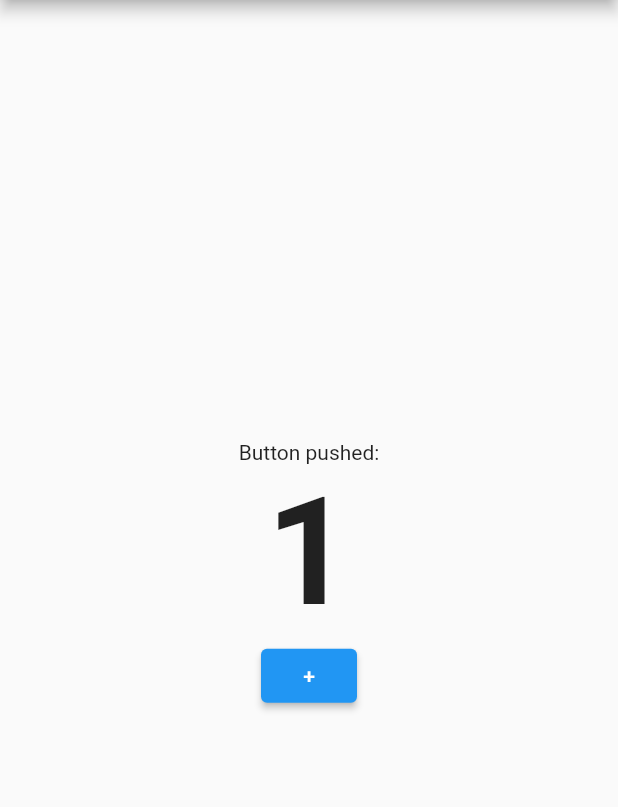
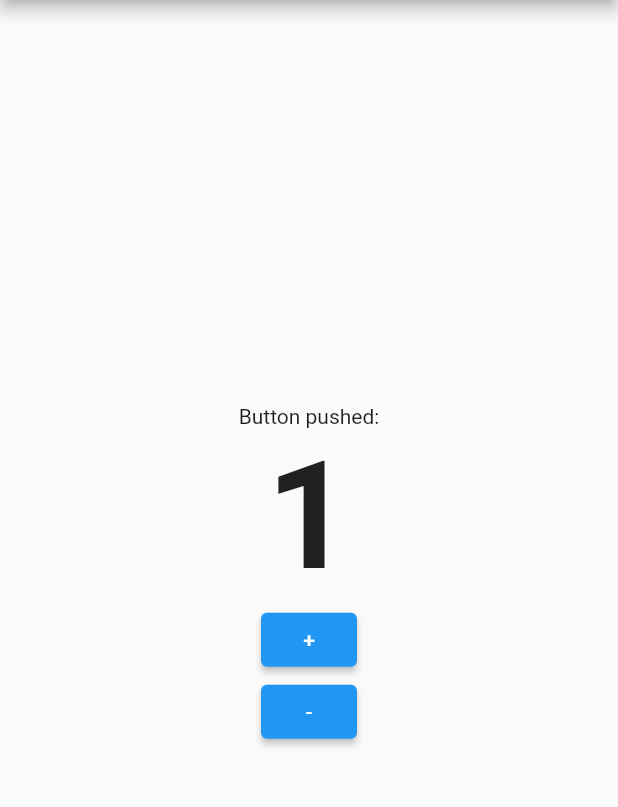
Before and after one commit to MoAfiq/bloc_besquare, a Flutter app: the screen it shows after launch, after a tap on an icon or button, on a phone screen of 412 x 824 dp, the part 84-891 px from its top. Run offline on Flutter 3.47's test engine with Material 2 defaults, Android fonts, the phone set to English and light mode, and no system bars; our stand-ins replace flutter_bloc.

```diff
--- a/lib/main.dart
+++ b/lib/main.dart
@@ -36,8 +36,22 @@ class _HomePageState extends State<HomePage> {
         title: Text('Flutter Demo'),
         centerTitle: true,
       ),
-      body: BlocBuilder<CounterCubit, int>(
+      body: BlocConsumer(
         bloc: cubit,
+        listener: (context, state) {
+          const snackBar = SnackBar(
+            content: Text('State is reached'),
+          );
+          const snackBar2 = SnackBar(
+            content: Text('State is reached again'),
+          );
+
+          if (state == 5) {
+            ScaffoldMessenger.of(context).showSnackBar(snackBar);
+          } else if (state == 7) {
+            ScaffoldMessenger.of(context).showSnackBar(snackBar2);
+          }
+        },
         builder: (BuildContext context, state) {
           return Center(
             child: Column(
@@ -54,7 +68,12 @@ class _HomePageState extends State<HomePage> {
                     onPressed: () {
                       cubit.increment();
                     },
-                    child: const Text('+'))
+                    child: const Text('+')),
+                ElevatedButton(
+                    onPressed: () {
+                      cubit.decrement();
+                    },
+                    child: const Text('-')),
               ],
             ),
           );
```
